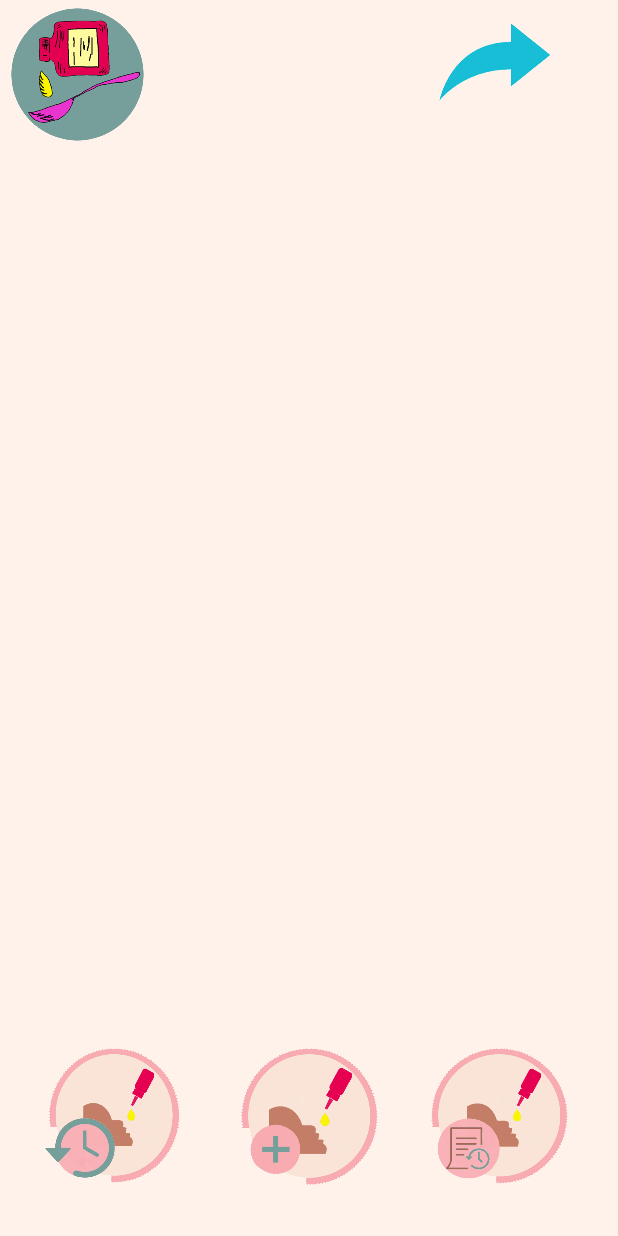
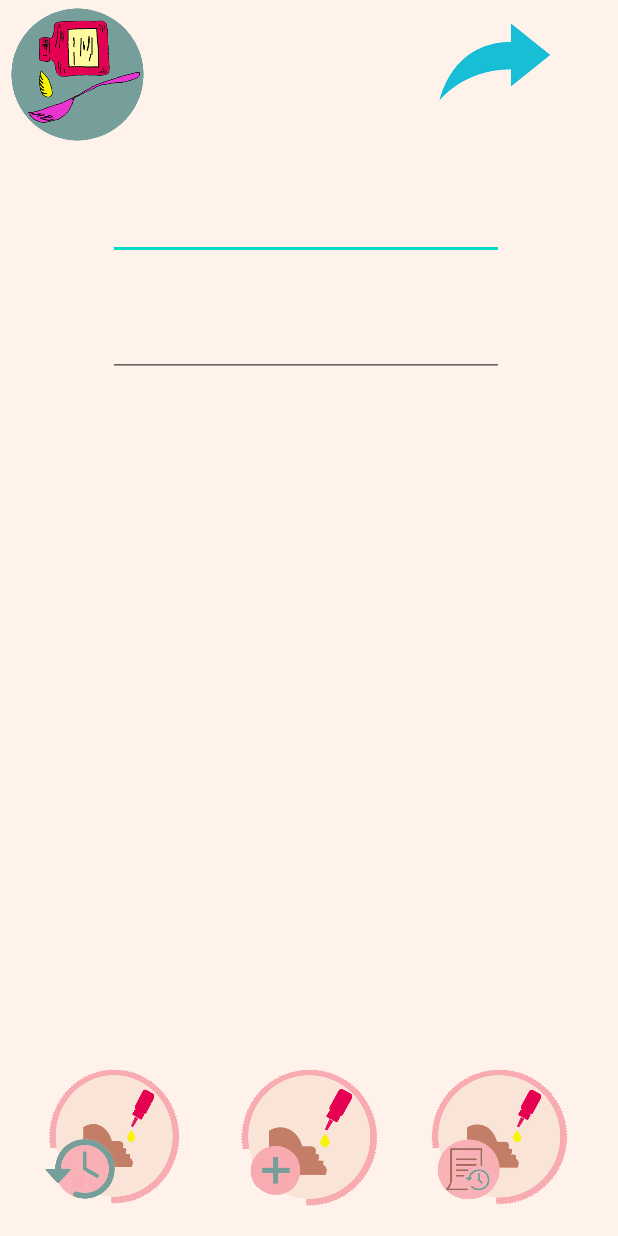
Before and after one commit to bontsdivina/CC107_Sat7301230Group1, an Android app: the Medicine screen opened directly, with no data from a screen before it, on a phone screen of 412 x 824 dp. Run offline under Robolectric (Android 15) with nearby library versions, the phone set to English and light mode, and no system bars.

Commit message:
edittext,listview

```diff
--- a/Group1_PROJECT/ANDROID/app/src/main/res/layout/activity_medicine.xml
+++ b/Group1_PROJECT/ANDROID/app/src/main/res/layout/activity_medicine.xml
@@ -89,8 +89,49 @@
         android:layout_width="wrap_content"
         android:layout_height="wrap_content"
         android:orientation="horizontal"
-        app:layout_constraintGuide_end="14dp" />
+        app:layout_constraintGuide_end="20dp"
+        app:layout_constraintGuide_percent="1" />
 
+    <EditText
+        android:id="@+id/editTextTextPersonName"
+        android:layout_width="264dp"
+        android:layout_height="62dp"
+        android:layout_marginStart="72dp"
+        android:layout_marginTop="4dp"
+        android:ems="10"
+        android:hint=""
+        android:inputType="textPersonName"
+        android:textColor="#769F9A"
+        app:layout_constraintStart_toStartOf="parent"
+        app:layout_constraintTop_toTopOf="@+id/guideline10" />
+
+    <EditText
+        android:id="@+id/editTextTextPersonName2"
+        android:layout_width="264dp"
+        android:layout_height="62dp"
+        android:layout_marginStart="72dp"
+        android:layout_marginTop="16dp"
+        android:ems="10"
+        android:inputType="textPersonName"
+        android:textColor="#769F9A"
+        app:layout_constraintStart_toStartOf="parent"
+        app:layout_constraintTop_toBottomOf="@+id/editTextTextPersonName" />
+
+    <androidx.constraintlayout.widget.Guideline
+        android:id="@+id/guideline10"
+        android:layout_width="wrap_content"
+        android:layout_height="wrap_content"
+        android:orientation="horizontal"
+        app:layout_constraintGuide_percent="0.13" />
+
+    <ListView
+        android:layout_width="212dp"
+        android:layout_height="271dp"
+
+        android:layout_marginTop="24dp"
+        app:layout_constraintEnd_toEndOf="parent"
+        app:layout_constraintStart_toStartOf="parent"
+        app:layout_constraintTop_toBottomOf="@+id/editTextTextPersonName2" />
 
 
 </androidx.constraintlayout.widget.ConstraintLayout>
```
Also changed, not shown: Group1_PROJECT/ANDROID/app/src/main/res/layout/activity_eating.xml (+15 -23 lines), Group1_PROJECT/ANDROID/app/src/main/res/layout/activity_sleep.xml (+41 -0 lines), Group1_PROJECT/ANDROID/app/src/main/res/layout/activity_vaccine.xml (+42 -0 lines).
